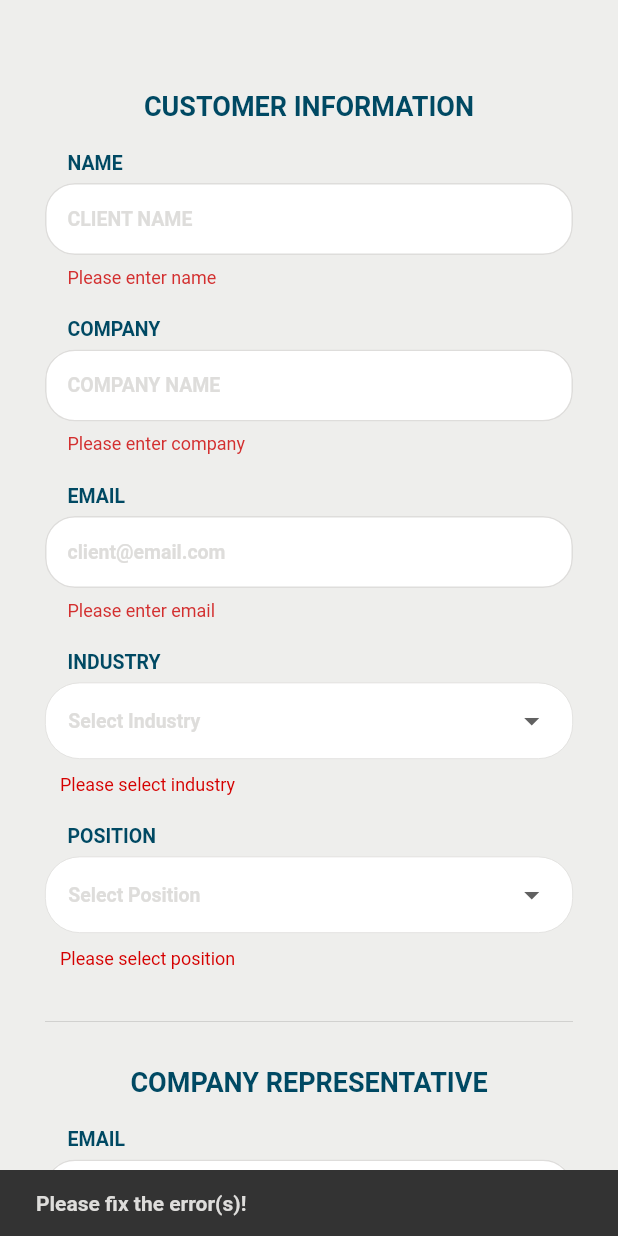
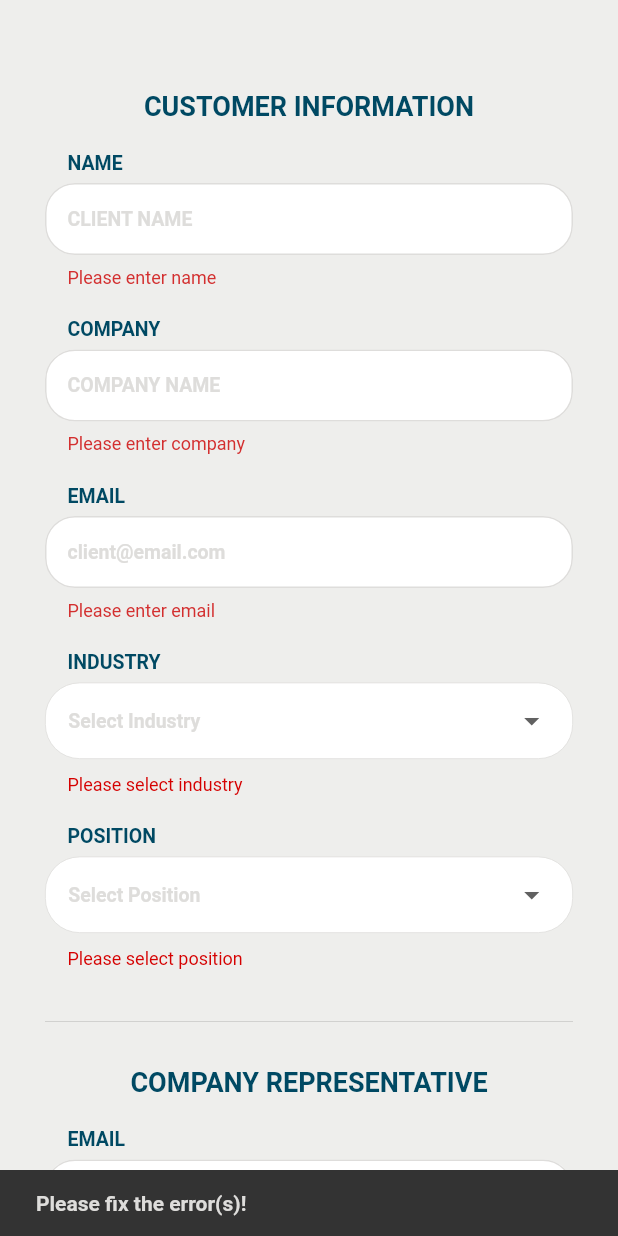
Before and after one commit to SonQBChau/brand_root_solution, a Flutter app: the screen it shows after launch, after a tap on "LAUNCH", on a phone screen of 412 x 824 dp. Run offline on Flutter 3.47's test engine with Material 2 defaults, Android fonts, the phone set to English and light mode, and no system bars.

Commit message:
update error position

```diff
--- a/lib/widgets/industry_widget.dart
+++ b/lib/widgets/industry_widget.dart
@@ -82,7 +82,7 @@ class IndustryWidget extends StatelessWidget {
   buildErrorMessage(IntroForm introForm) {
     if (introForm.getIndustryError()){
       return Container(
-        padding: EdgeInsets.only(top:5,bottom: 5),
+        padding: EdgeInsets.only(top:5,bottom: 5, left: 5),
         child: Row(
           children: <Widget>[
             SizedBox(width: 10,),
--- a/lib/widgets/position_widget.dart
+++ b/lib/widgets/position_widget.dart
@@ -83,7 +83,7 @@ class PositionWidget extends StatelessWidget {
   buildErrorMessage(IntroForm introForm) {
     if (introForm.getPositionError()){
       return Container(
-        padding: EdgeInsets.only(top:5,bottom: 5),
+        padding: EdgeInsets.only(top:5,bottom: 5, left: 5),
         child: Row(
           children: <Widget>[
             SizedBox(width: 10,),
```
